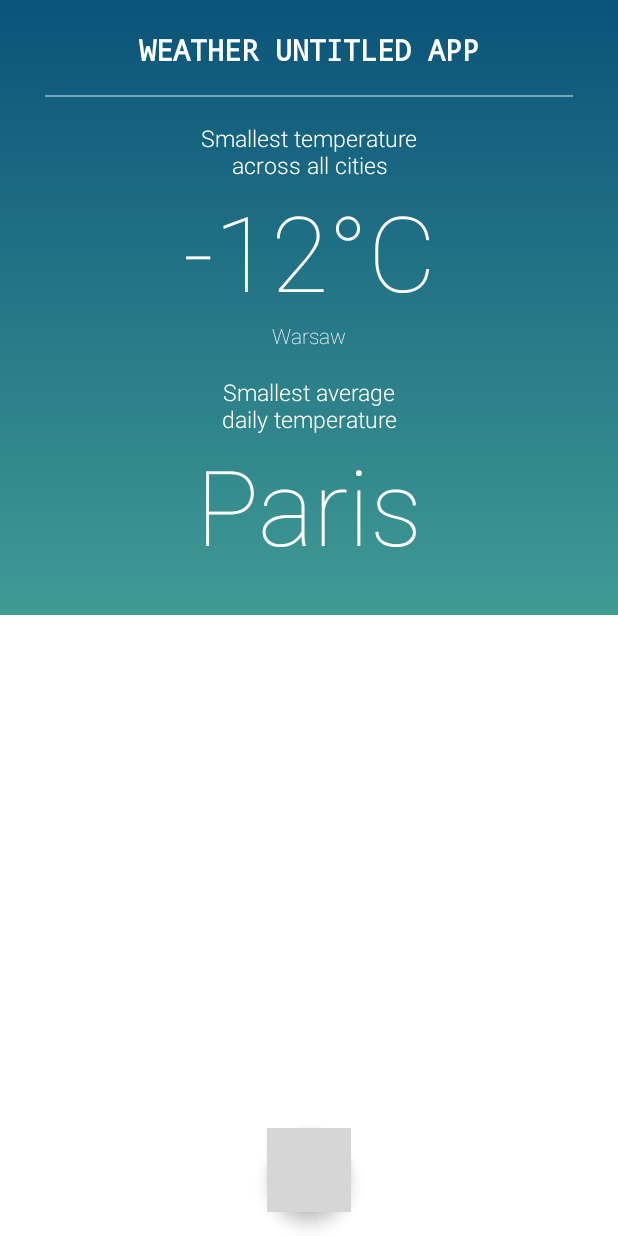
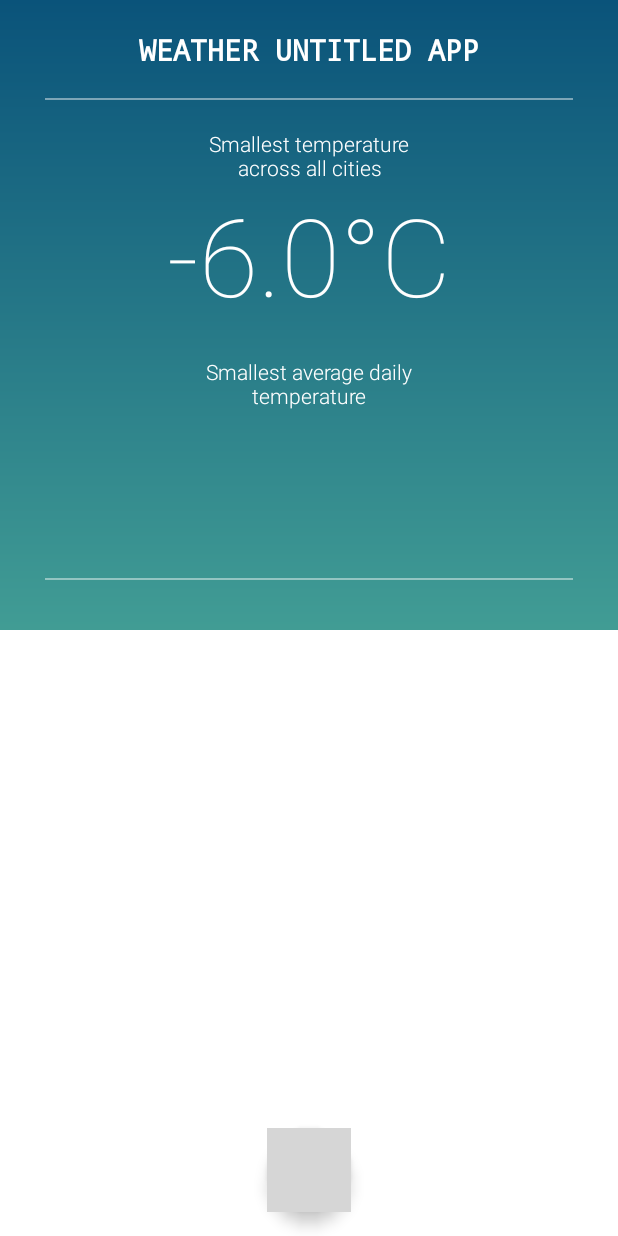
Before and after one commit to Colderz/Weather-app-cities, an Android app: the screen it shows after launch (MainActivity), on a phone screen of 412 x 824 dp. Run offline under Robolectric (Android 15) with nearby library versions, the phone set to English and light mode, and no system bars; our stand-ins replace Dagger/Hilt's generated code; grey boxes are pictures that could not be loaded.

Commit message:
Read and display the smallest temperature across all cities

```diff
--- a/app/build.gradle
+++ b/app/build.gradle
@@ -65,4 +65,7 @@ dependencies {
     implementation "androidx.lifecycle:lifecycle-runtime-ktx:2.2.0"
     implementation "androidx.lifecycle:lifecycle-runtime-ktx:2.2.0"
 
+    //Gson
+    implementation 'com.google.code.gson:gson:2.8.6'
+
 }
--- a/app/src/main/java/pakiet/arkadiuszzimny/recruitmentweatherapp/HourlyTemp.kt
+++ b/app/src/main/java/pakiet/arkadiuszzimny/recruitmentweatherapp/HourlyTemp.kt
@@ -2,5 +2,5 @@ package pakiet.arkadiuszzimny.recruitmentweatherapp
 
 data class HourlyTemp(
     val hour: Int,
-    val temp: Int
+    val temp: Double
 )
--- a/app/src/main/java/pakiet/arkadiuszzimny/recruitmentweatherapp/ui/MainViewModel.kt
+++ b/app/src/main/java/pakiet/arkadiuszzimny/recruitmentweatherapp/ui/MainViewModel.kt
@@ -1,10 +1,73 @@
 package pakiet.arkadiuszzimny.recruitmentweatherapp.ui
 
-import androidx.hilt.lifecycle.ViewModelInject
 import androidx.lifecycle.ViewModel
+import com.google.gson.Gson
+import com.google.gson.GsonBuilder
+import com.google.gson.reflect.TypeToken
+import pakiet.arkadiuszzimny.recruitmentweatherapp.WeatherResponseItem
+import pakiet.arkadiuszzimny.recruitmentweatherapp.WeatherResponses
+import java.util.stream.Stream
 
-class MainViewModel @ViewModelInject constructor() : ViewModel() {
+class MainViewModel : ViewModel() {
 
+    val json = """
+    [
+       {
+          "city":"Warsaw",
+          "weather":"rainy",
+          "hourly_temp":[
+             { "temp":-2, "hour":0 },
+             { "temp":-2, "hour":4 },
+             { "temp":0.5, "hour":8 },
+             { "temp":2, "hour":12 },
+             { "temp":3, "hour":16 },
+             { "temp":-1, "hour":20 }
+          ]
+       },
+       {
+          "city":"Paris",
+          "weather":"cloudy",
+          "hourly_temp":[
+             { "temp":11, "hour":0 },
+             { "temp":14, "hour":4 },
+             { "temp":18, "hour":8 },
+             { "temp":22, "hour":12 },
+             { "temp":15, "hour":16 },
+             { "temp":13, "hour":20 }
+          ]
+       },
+       {
+          "city":"Berlin",
+          "weather":"sunny",
+          "hourly_temp":[
+             { "temp":-6, "hour":0 },
+             { "temp":-4, "hour":4 },
+             { "temp":2, "hour":8 },
+             { "temp":4, "hour":12 },
+             { "temp":5.5, "hour":16 },
+             { "temp":3, "hour":20 }
+          ]
+       },
+       {
+          "city":"New York",
+          "weather":"cloudy",
+          "hourly_temp":[
+             { "temp":12, "hour":0 },
+             { "temp":13, "hour":4 },
+             { "temp":12, "hour":8 },
+             { "temp":15, "hour":12 },
+             { "temp":16, "hour":16 },
+             { "temp":14, "hour":20 }
+          ]
+       }
+    ]
+""".trimIndent()
+
+    var weatherItems = GsonBuilder().create().fromJson(json, WeatherResponses::class.java)
+
+    fun getSmallestAcross(): Double {
+        return (Array(weatherItems.size) {i -> weatherItems[i].hourly_temp.minByOrNull { it.temp }.let { it!!.temp }}).minByOrNull { it }!!
+    }
 
 
 }
--- a/app/src/main/java/pakiet/arkadiuszzimny/recruitmentweatherapp/ui/fragments/MainFragment.kt
+++ b/app/src/main/java/pakiet/arkadiuszzimny/recruitmentweatherapp/ui/fragments/MainFragment.kt
@@ -11,13 +11,12 @@ import androidx.core.view.isVisible
 import androidx.fragment.app.Fragment
 import androidx.fragment.app.viewModels
 import dagger.hilt.android.AndroidEntryPoint
-import pakiet.arkadiuszzimny.recruitmentweatherapp.R
+import pakiet.arkadiuszzimny.recruitmentweatherapp.*
 import pakiet.arkadiuszzimny.recruitmentweatherapp.databinding.MainFragmentLayoutBinding
-import pakiet.arkadiuszzimny.recruitmentweatherapp.startAnimation
 import pakiet.arkadiuszzimny.recruitmentweatherapp.ui.MainViewModel
 
 @AndroidEntryPoint
-class MainFragment: Fragment() {
+class MainFragment : Fragment() {
 
     private val viewModel: MainViewModel by viewModels()
     private lateinit var binding: MainFragmentLayoutBinding
@@ -29,23 +28,33 @@ class MainFragment: Fragment() {
     ): View? {
         binding = MainFragmentLayoutBinding.inflate(inflater, container, false)
 
-        val animation = AnimationUtils.loadAnimation(context, R.anim.circle_scale_enter_from).apply {
-            duration = 700
-            interpolator = AccelerateDecelerateInterpolator()
-        }
+        val animation =
+            AnimationUtils.loadAnimation(context, R.anim.circle_scale_enter_from).apply {
+                duration = 700
+                interpolator = AccelerateDecelerateInterpolator()
+            }
 
         binding.floatingButtonList.setOnClickListener {
             binding.floatingButtonList.isVisible = false
             binding.circleView.isVisible = true
             binding.circleView.startAnimation(animation) {
-                binding.root.setBackgroundColor(ContextCompat.getColor(requireContext(),
-                    R.color.colorPrimary
-                ))
+                binding.root.setBackgroundColor(
+                    ContextCompat.getColor(
+                        requireContext(),
+                        R.color.colorPrimary
+                    )
+                )
                 binding.circleView.isVisible = false
                 binding.botttomListLayout.isVisible = false
             }
         }
+        setMinimumTempAcrossTextView(viewModel.getSmallestAcross())
+
 
         return binding.root
     }
+
+    private fun setMinimumTempAcrossTextView(temp: Double) {
+        binding.textViewMinAcross.text = temp.toString()
+    }
 }
--- a/app/src/main/res/layout/main_fragment_layout.xml
+++ b/app/src/main/res/layout/main_fragment_layout.xml
@@ -22,12 +22,12 @@
         android:id="@+id/textView2"
         android:layout_width="170dp"
         android:layout_height="wrap_content"
-        android:layout_marginTop="35dp"
+        android:layout_marginTop="40dp"
+        android:fontFamily="sans-serif-light"
         android:gravity="center"
-        android:fontFamily="sans-serif-light"
-        android:text="Smallest temperature across all cities"
+        android:text="@string/smallest_temp"
         android:textColor="@color/colorWhite"
-        android:textSize="15sp"
+        android:textSize="14sp"
         app:layout_constraintEnd_toEndOf="parent"
         app:layout_constraintStart_toStartOf="parent"
         app:layout_constraintTop_toBottomOf="@+id/textView" />
@@ -35,21 +35,23 @@
 
     <LinearLayout
         android:id="@+id/textTempSmallestLL"
-        android:layout_width="wrap_content"
+        android:layout_width="0dp"
         android:layout_height="wrap_content"
         android:orientation="horizontal"
         app:layout_constraintEnd_toEndOf="parent"
         app:layout_constraintStart_toStartOf="parent"
-        app:layout_constraintTop_toBottomOf="@+id/textView2">
+        app:layout_constraintTop_toBottomOf="@+id/textView2"
+        android:gravity="center_horizontal">
 
         <TextView
+            android:id="@+id/textViewMinAcross"
             android:layout_width="wrap_content"
             android:layout_height="wrap_content"
             android:fontFamily="sans-serif-thin"
             android:gravity="center"
-            android:text="-12"
+            tools:text="-12"
             android:textColor="@color/colorWhite"
-            android:textSize="70sp" />
+            android:textSize="72sp" />
 
         <TextView
             android:layout_width="wrap_content"
@@ -58,35 +60,24 @@
             android:gravity="center"
             android:text="°C"
             android:textColor="@color/colorWhite"
-            android:textSize="70sp"/>
+            android:textSize="72sp" />
 
     </LinearLayout>
 
 
     <TextView
-        android:id="@+id/smallestCityTemp"
-        android:layout_width="wrap_content"
+        android:id="@+id/textView4"
+        android:layout_width="140dp"
         android:layout_height="wrap_content"
-        android:fontFamily="sans-serif-thin"
-        android:text="Warsaw"
+        android:layout_marginTop="20dp"
+        android:fontFamily="sans-serif-light"
+        android:gravity="center"
+        android:text="@string/city_avg"
         android:textColor="@color/colorWhite"
+        android:textSize="14sp"
         app:layout_constraintEnd_toEndOf="parent"
         app:layout_constraintStart_toStartOf="parent"
         app:layout_constraintTop_toBottomOf="@+id/textTempSmallestLL" />
-
-    <TextView
-        android:id="@+id/textView4"
-        android:layout_width="140dp"
-        android:layout_height="wrap_content"
-        android:layout_marginTop="17dp"
-        android:fontFamily="sans-serif-light"
-        android:gravity="center"
-        android:text="Smallest average daily temperature"
-        android:textColor="@color/colorWhite"
-        android:textSize="15sp"
-        app:layout_constraintEnd_toEndOf="parent"
-        app:layout_constraintStart_toStartOf="parent"
-        app:layout_constraintTop_toBottomOf="@+id/smallestCityTemp" />
 
     <TextView
         android:id="@+id/textView"
@@ -108,9 +99,9 @@
         android:layout_height="wrap_content"
         android:fontFamily="sans-serif-thin"
         android:gravity="center"
-        android:text="Paris"
+        tools:text="Paris"
         android:textColor="@color/colorWhite"
-        android:textSize="70sp"
+        android:textSize="72sp"
         app:layout_constraintEnd_toEndOf="parent"
         app:layout_constraintStart_toStartOf="parent"
         app:layout_constraintTop_toBottomOf="@+id/textView4" />
@@ -119,10 +110,9 @@
         android:layout_width="match_parent"
         android:layout_height="1dp"
         android:layout_marginHorizontal="30dp"
-        android:layout_marginBottom="10dp"
+        android:layout_marginTop="15dp"
         android:alpha="0.45"
         android:background="@color/colorWhite"
-        app:layout_constraintBottom_toTopOf="@+id/botttomListLayout"
         app:layout_constraintEnd_toEndOf="parent"
         app:layout_constraintStart_toStartOf="parent"
         app:layout_constraintTop_toBottomOf="@+id/textCityAverage" />
@@ -132,7 +122,7 @@
         android:id="@+id/botttomListLayout"
         android:layout_width="match_parent"
         android:layout_height="match_parent"
-        android:layout_marginTop="410dp"
+        android:layout_marginTop="420dp"
         android:background="@color/colorWhite"
         android:orientation="vertical"
         app:layout_constraintTop_toBottomOf="@+id/textView">
--- a/app/src/main/res/values/strings.xml
+++ b/app/src/main/res/values/strings.xml
@@ -1,3 +1,5 @@
 <resources>
     <string name="app_name">RecruitmentWeatherApp</string>
+    <string name="smallest_temp">Smallest temperature across all cities</string>
+    <string name="city_avg">Smallest average daily temperature</string>
 </resources>
```
